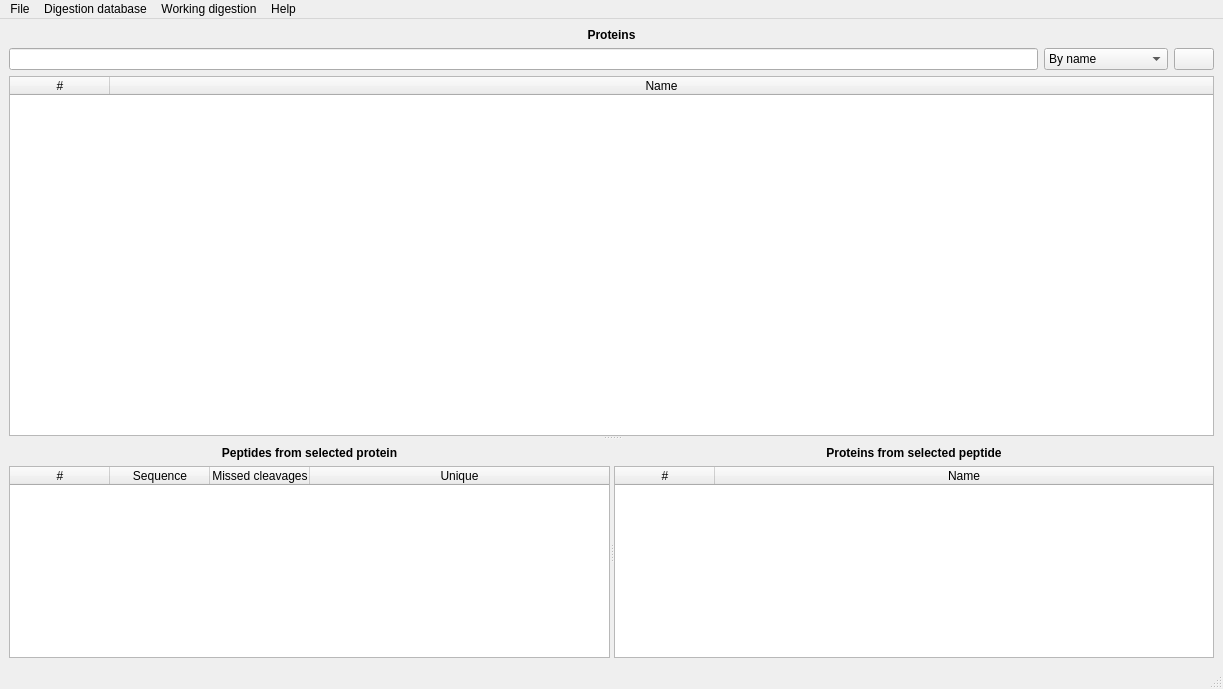
First picture: the form in ui/mainwindow.ui, repository jenche/ProteinDigester, before the edit.
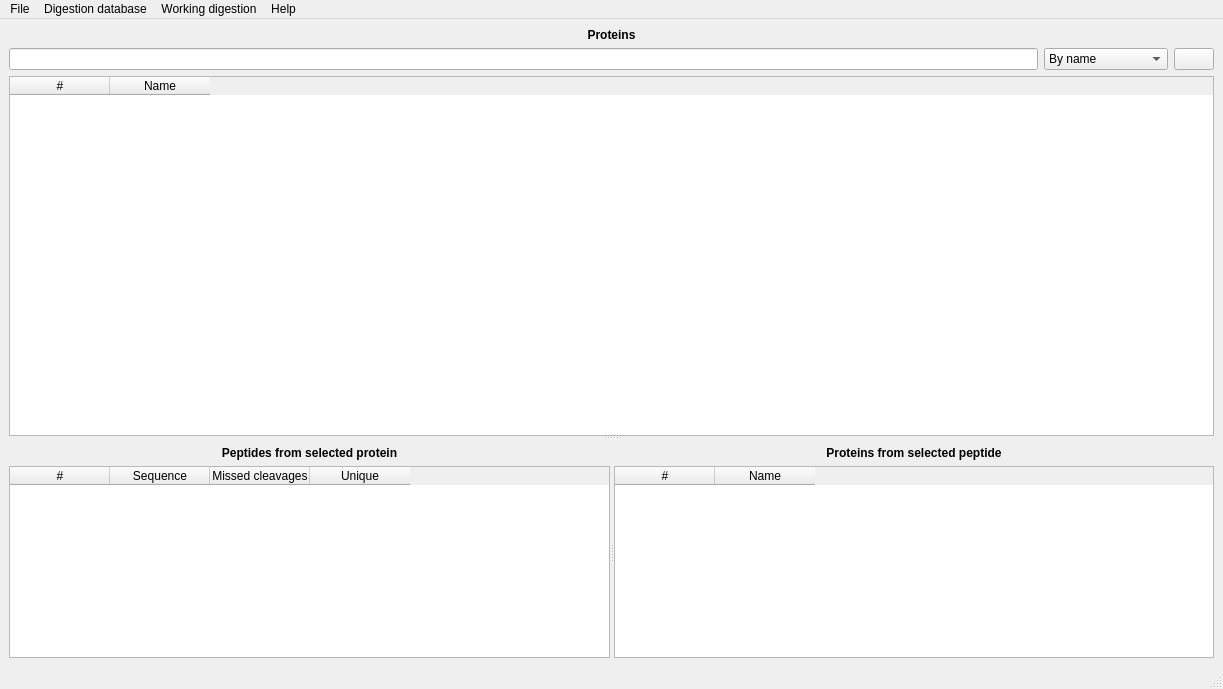
Second picture: the form after the edit. Icons and pictures are not drawn.

Commit message: Search field is set to red if no results are found.

```diff
--- a/ui/mainwindow.ui
+++ b/ui/mainwindow.ui
@@ -192,7 +192,7 @@
            <number>2</number>
           </property>
           <attribute name="horizontalHeaderStretchLastSection">
-           <bool>true</bool>
+           <bool>false</bool>
           </attribute>
           <attribute name="verticalHeaderVisible">
            <bool>false</bool>
@@ -302,7 +302,7 @@
                <bool>false</bool>
               </property>
               <attribute name="horizontalHeaderStretchLastSection">
-               <bool>true</bool>
+               <bool>false</bool>
               </attribute>
               <attribute name="verticalHeaderVisible">
                <bool>false</bool>
@@ -400,7 +400,7 @@
                <bool>false</bool>
               </property>
               <attribute name="horizontalHeaderStretchLastSection">
-               <bool>true</bool>
+               <bool>false</bool>
               </attribute>
               <attribute name="verticalHeaderVisible">
                <bool>false</bool>
```
Left out of the diff: 26 changed lines with no effect on the pictures. The commit also changes 1 other file.
